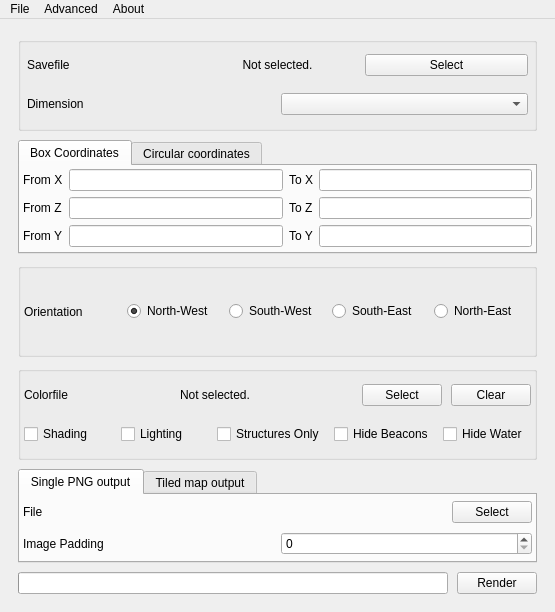
First picture: the form in src/graphical/mainwindow.ui, repository spoutn1k/mcmap, before the edit.
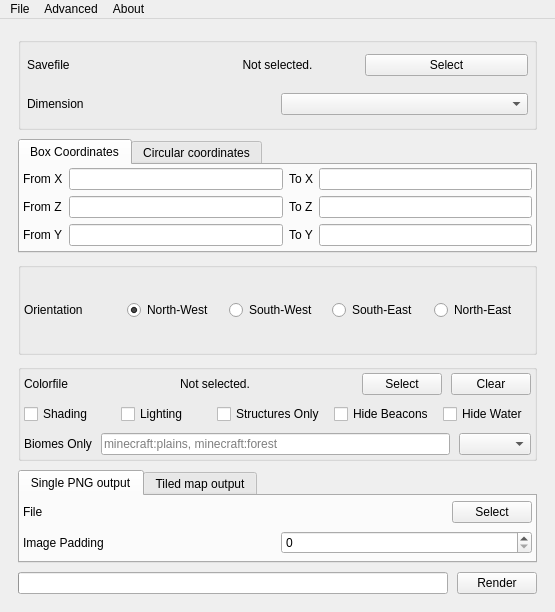
Second picture: the form after the edit.

Commit message: Support biome only showing in CLI/GUI

```diff
--- a/src/graphical/mainwindow.ui
+++ b/src/graphical/mainwindow.ui
@@ -450,6 +450,27 @@
          </item>
         </layout>
        </item>
+       <item>
+        <layout class="QHBoxLayout" name="biomeFilter">
+         <item>
+          <widget class="QLabel" name="biomesLabel">
+           <property name="text">
+            <string>Biomes Only</string>
+           </property>
+          </widget>
+         </item>
+         <item>
+          <widget class="QLineEdit" name="biomes">
+           <property name="placeholderText">
+            <string>minecraft:plains, minecraft:forest</string>
+           </property>
+          </widget>
+         </item>
+         <item>
+          <widget class="QComboBox" name="biomeSelect"/>
+         </item>
+        </layout>
+       </item>
       </layout>
      </widget>
     </item>
```
Left out of the diff: 2 changed lines with no effect on the pictures. The commit also changes 18 other files.
